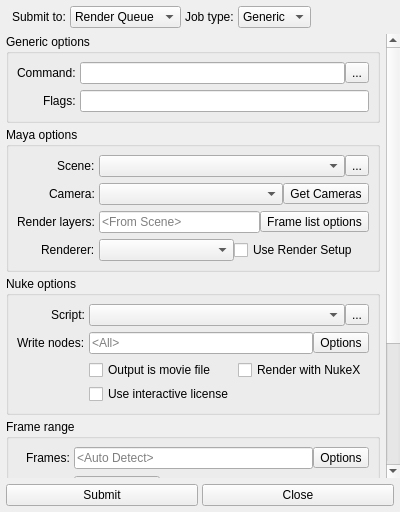
This is core/ui/render_submit_ui.ui in mjbonnington/icarus-gps as Qt 5 draws it before an edit. The edited form follows.
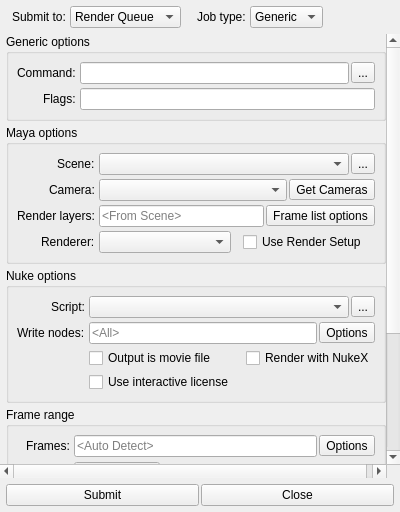
This is the edited form. Icons and pictures are not drawn.

Commit message: Tweaked render submitter UI

The edit to the form file:
```diff
--- a/core/ui/render_submit_ui.ui
+++ b/core/ui/render_submit_ui.ui
@@ -36,12 +36,6 @@
     </property>
     <item>
      <widget class="QFrame" name="header_frame">
-      <property name="frameShape">
-       <enum>QFrame::NoFrame</enum>
-      </property>
-      <property name="frameShadow">
-       <enum>QFrame::Plain</enum>
-      </property>
       <property name="lineWidth">
        <number>0</number>
       </property>
@@ -61,16 +55,6 @@
        <property name="spacing">
         <number>4</number>
        </property>
-       <item row="0" column="2">
-        <widget class="QLabel" name="jobType_label">
-         <property name="text">
-          <string>Job type:</string>
-         </property>
-         <property name="buddy">
-          <cstring>jobType_comboBox</cstring>
-         </property>
-        </widget>
-       </item>
        <item row="0" column="1">
         <widget class="QComboBox" name="submitTo_comboBox">
          <property name="sizePolicy">
@@ -91,6 +75,16 @@
          </item>
         </widget>
        </item>
+       <item row="0" column="3">
+        <widget class="QLabel" name="jobType_label">
+         <property name="text">
+          <string>Job type:</string>
+         </property>
+         <property name="buddy">
+          <cstring>jobType_comboBox</cstring>
+         </property>
+        </widget>
+       </item>
        <item row="0" column="0">
         <widget class="QLabel" name="submitTo_label">
          <property name="text">
@@ -101,7 +95,7 @@
          </property>
         </widget>
        </item>
-       <item row="0" column="3">
+       <item row="0" column="4">
         <widget class="QComboBox" name="jobType_comboBox">
          <property name="sizePolicy">
           <sizepolicy hsizetype="Maximum" vsizetype="Fixed">
@@ -126,8 +120,8 @@
          </item>
         </widget>
        </item>
-       <item row="0" column="4">
-        <spacer name="header_horizontalSpacer">
+       <item row="0" column="5">
+        <spacer name="header_horizontalSpacer2">
          <property name="orientation">
           <enum>Qt::Horizontal</enum>
          </property>
@@ -139,11 +133,27 @@
          </property>
         </spacer>
        </item>
+       <item row="0" column="2">
+        <spacer name="header_horizontalSpacer1">
+         <property name="orientation">
+          <enum>Qt::Horizontal</enum>
+         </property>
+         <property name="sizeType">
+          <enum>QSizePolicy::Fixed</enum>
+         </property>
+         <property name="sizeHint" stdset="0">
+          <size>
+           <width>12</width>
+           <height>20</height>
+          </size>
+         </property>
+        </spacer>
+       </item>
       </layout>
      </widget>
     </item>
     <item>
-     <widget class="QScrollArea" name="submitOptions_scrollArea">
+     <widget class="QScrollArea" name="settings_scrollArea">
       <property name="frameShape">
        <enum>QFrame::NoFrame</enum>
       </property>
@@ -162,13 +172,13 @@
       <property name="noBackground" stdset="0">
        <bool>true</bool>
       </property>
-      <widget class="QWidget" name="submitOptions_scrollAreaWidgetContents">
+      <widget class="QWidget" name="settings_scrollAreaWidgetContents">
        <property name="geometry">
         <rect>
          <x>0</x>
-         <y>0</y>
+         <y>-101</y>
          <width>383</width>
-         <height>596</height>
+         <height>546</height>
         </rect>
        </property>
        <property name="noBackground" stdset="0">
@@ -215,7 +225,7 @@
             <number>4</number>
            </property>
            <property name="verticalSpacing">
-            <number>6</number>
+            <number>4</number>
            </property>
            <property name="leftMargin">
             <number>8</number>
@@ -234,13 +244,36 @@
              <property name="text">
               <string>Command:</string>
              </property>
-             <property name="buddy">
-              <cstring>command_lineEdit</cstring>
+            </widget>
+           </item>
+           <item row="1" column="0">
+            <widget class="QLabel" name="flags_label">
+             <property name="text">
+              <string>Flags:</string>
              </property>
             </widget>
            </item>
            <item row="0" column="1">
+            <widget class="QFrame" name="command_frame">
+             <property name="lineWidth">
+              <number>0</number>
+             </property>
             <layout class="QHBoxLayout" name="command_horizontalLayout">
+              <property name="spacing">
+               <number>2</number>
+              </property>
+              <property name="leftMargin">
+               <number>0</number>
+              </property>
+              <property name="topMargin">
+               <number>0</number>
+              </property>
+              <property name="rightMargin">
+               <number>0</number>
+              </property>
+              <property name="bottomMargin">
+               <number>0</number>
+              </property>
              <item>
               <widget class="QLineEdit" name="command_lineEdit">
                <property name="toolTip">
@@ -260,10 +293,9 @@
                 <string>...</string>
                </property>
                <property name="icon">
-                <iconset>
-                 <normalon>:/rsc/rsc/icon_folder.png</normalon>
-                 <disabledon>:/rsc/rsc/icon_folder_disabled.png</disabledon>
-                </iconset>
+                 <iconset resource="rsc.qrc">
+                  <normaloff>:/rsc/rsc/icon_folder.png</normaloff>
+                  <disabledoff>:/rsc/rsc/icon_folder_disabled.png</disabledoff>:/rsc/rsc/icon_folder.png</iconset>
                </property>
                <property name="iconSize">
                 <size>
@@ -280,19 +312,29 @@
               </widget>
              </item>
             </layout>
-           </item>
-           <item row="1" column="0">
-            <widget class="QLabel" name="flags_label">
-             <property name="text">
-              <string>Flags:</string>
-             </property>
-             <property name="buddy">
-              <cstring>flags_lineEdit</cstring>
-             </property>
             </widget>
            </item>
            <item row="1" column="1">
+            <widget class="QFrame" name="flags_frame">
+             <property name="lineWidth">
+              <number>0</number>
+             </property>
             <layout class="QHBoxLayout" name="flags_horizontalLayout">
+              <property name="spacing">
+               <number>2</number>
+              </property>
+              <property name="leftMargin">
+               <number>0</number>
+              </property>
+              <property name="topMargin">
+               <number>0</number>
+              </property>
+              <property name="rightMargin">
+               <number>0</number>
+              </property>
+              <property name="bottomMargin">
+               <number>0</number>
+              </property>
              <item>
               <widget class="QLineEdit" name="flags_lineEdit">
                <property name="toolTip">
@@ -307,6 +349,7 @@
               </widget>
              </item>
             </layout>
+            </widget>
            </item>
           </layout>
          </widget>
@@ -339,7 +382,7 @@
             <number>4</number>
            </property>
            <property name="verticalSpacing">
-            <number>6</number>
+            <number>4</number>
            </property>
            <property name="leftMargin">
             <number>8</number>
@@ -358,13 +401,50 @@
              <property name="text">
               <string>Scene:</string>
              </property>
-             <property name="buddy">
-              <cstring>mayaScene_comboBox</cstring>
+            </widget>
+           </item>
+           <item row="1" column="0">
+            <widget class="QLabel" name="camera_label">
+             <property name="text">
+              <string>Camera:</string>
+             </property>
+            </widget>
+           </item>
+           <item row="2" column="0">
+            <widget class="QLabel" name="layers_label">
+             <property name="text">
+              <string>Render layers:</string>
+             </property>
+            </widget>
+           </item>
+           <item row="3" column="0">
+            <widget class="QLabel" name="renderer_label">
+             <property name="text">
+              <string>Renderer:</string>
              </property>
             </widget>
            </item>
            <item row="0" column="1">
+            <widget class="QFrame" name="mayaScene_frame">
+             <property name="lineWidth">
+              <number>0</number>
+             </property>
             <layout class="QHBoxLayout" name="mayaScene_horizontalLayout">
+              <property name="spacing">
+               <number>2</number>
+              </property>
+              <property name="leftMargin">
+               <number>0</number>
+              </property>
+              <property name="topMargin">
+               <number>0</number>
+              </property>
+              <property name="rightMargin">
+               <number>0</number>
+              </property>
+              <property name="bottomMargin">
+               <number>0</number>
+              </property>
              <item>
               <widget class="QComboBox" name="mayaScene_comboBox">
                <property name="sizePolicy">
@@ -390,10 +470,9 @@
                 <string>...</string>
                </property>
                <property name="icon">
-                <iconset>
-                 <normalon>:/rsc/rsc/icon_folder.png</normalon>
-                 <disabledon>:/rsc/rsc/icon_folder_disabled.png</disabledon>
-                </iconset>
+                 <iconset resource="rsc.qrc">
+                  <normaloff>:/rsc/rsc/icon_folder.png</normaloff>
+                  <disabledoff>:/rsc/rsc/icon_folder_disabled.png</disabledoff>:/rsc/rsc/icon_folder.png</iconset>
                </property>
                <property name="iconSize">
                 <size>
@@ -410,19 +489,29 @@
               </widget>
              </item>
             </layout>
-           </item>
-           <item row="1" column="0">
-            <widget class="QLabel" name="camera_label">
-             <property name="text">
-              <string>Camera:</string>
-             </property>
-             <property name="buddy">
-              <cstring>camera_comboBox</cstring>
-             </property>
             </widget>
            </item>
            <item row="1" column="1">
+            <widget class="QFrame" name="camera_frame">
+             <property name="lineWidth">
+              <number>0</number>
+             </property>
             <layout class="QHBoxLayout" name="camera_horizontalLayout">
+              <property name="spacing">
+               <number>2</number>
+              </property>
+              <property name="leftMargin">
+               <number>0</number>
+              </property>
+              <property name="topMargin">
+               <number>0</number>
+              </property>
+              <property name="rightMargin">
+               <number>0</number>
+              </property>
+              <property name="bottomMargin">
+               <number>0</number>
+              </property>
              <item>
               <widget class="QComboBox" name="camera_comboBox">
                <property name="sizePolicy">
@@ -470,19 +559,29 @@
               </widget>
              </item>
             </layout>
-           </item>
-           <item row="2" column="0">
-            <widget class="QLabel" name="layers_label">
-             <property name="text">
-              <string>Render layers:</string>
-             </property>
-             <property name="buddy">
-              <cstring>layers_lineEdit</cstring>
-             </property>
             </widget>
            </item>
            <item row="2" column="1">
+            <widget class="QFrame" name="layers_frame">
+             <property name="lineWidth">
+              <number>0</number>
+             </property>
             <layout class="QHBoxLayout" name="layers_horizontalLayout">
+              <property name="spacing">
+               <number>2</number>
+              </property>
+              <property name="leftMargin">
+               <number>0</number>
+              </property>
+              <property name="topMargin">
+               <number>0</number>
+              </property>
+              <property name="rightMargin">
+               <number>0</number>
+              </property>
+              <property name="bottomMargin">
+               <number>0</number>
+              </property>
              <item>
               <widget class="QLineEdit" name="layers_lineEdit">
                <property name="toolTip">
@@ -536,19 +635,29 @@
               </widget>
              </item>
             </layout>
-           </item>
-           <item row="3" column="0">
-            <widget class="QLabel" name="renderer_label">
-             <property name="text">
-              <string>Renderer:</string>
-             </property>
-             <property name="buddy">
-              <cstring>renderer_comboBox</cstring>
-             </property>
             </widget>
            </item>
            <item row="3" column="1">
+            <widget class="QFrame" name="renderer_frame">
+             <property name="lineWidth">
+              <number>0</number>
+             </property>
             <layout class="QHBoxLayout" name="renderer_horizontalLayout">
+              <property name="spacing">
+               <number>12</number>
+              </property>
+              <property name="leftMargin">
+               <number>0</number>
+              </property>
+              <property name="topMargin">
+               <number>0</number>
+              </property>
+              <property name="rightMargin">
+               <number>0</number>
+              </property>
+              <property name="bottomMargin">
+               <number>0</number>
+              </property>
              <item>
               <widget class="QComboBox" name="renderer_comboBox">
                <property name="xmlTag" stdset="0">
@@ -610,6 +719,7 @@
               </widget>
              </item>
             </layout>
+            </widget>
            </item>
           </layout>
          </widget>
@@ -642,7 +752,7 @@
             <number>4</number>
            </property>
            <property name="verticalSpacing">
-            <number>6</number>
+            <number>4</number>
            </property>
            <property name="leftMargin">
             <number>8</number>
@@ -661,13 +771,103 @@
              <property name="text">
               <string>Write nodes:</string>
              </property>
-             <property name="buddy">
-              <cstring>writeNodes_lineEdit</cstring>
+            </widget>
+           </item>
+           <item row="0" column="0">
+            <widget class="QLabel" name="nukeScript_label">
+             <property name="text">
+              <string>Script:</string>
              </property>
             </widget>
            </item>
+           <item row="0" column="1">
+            <widget class="QFrame" name="nukeScript_frame">
+             <property name="lineWidth">
+              <number>0</number>
+             </property>
+             <layout class="QHBoxLayout" name="nukeScript_horizontalLayout">
+              <property name="spacing">
+               <number>2</number>
+              </property>
+              <property name="leftMargin">
+               <number>0</number>
+              </property>
+              <property name="topMargin">
+               <number>0</number>
+              </property>
+              <property name="rightMargin">
+               <number>0</number>
+              </property>
+              <property name="bottomMargin">
+               <number>0</number>
+              </property>
+              <item>
+               <widget class="QComboBox" name="nukeScript_comboBox">
+                <property name="sizePolicy">
+                 <sizepolicy hsizetype="Expanding" vsizetype="Fixed">
+                  <horstretch>0</horstretch>
+                  <verstretch>0</verstretch>
+                 </sizepolicy>
+                </property>
+                <property name="editable">
+                 <bool>false</bool>
+                </property>
+                <property name="maxCount">
+                 <number>10</number>
+                </property>
+                <property name="insertPolicy">
+                 <enum>QComboBox::InsertAtTop</enum>
+                </property>
+               </widget>
+              </item>
+              <item>
+               <widget class="QToolButton" name="nukeScriptBrowse_toolButton">
+                <property name="text">
+                 <string>...</string>
+                </property>
+                <property name="icon">
+                 <iconset resource="rsc.qrc">
+                  <normaloff>:/rsc/rsc/icon_folder.png</normaloff>
+                  <disabledoff>:/rsc/rsc/icon_folder_disabled.png</disabledoff>:/rsc/rsc/icon_folder.png</iconset>
+                </property>
+                <property name="iconSize">
+                 <size>
+                  <width>15</width>
+                  <height>15</height>
+                 </size>
+                </property>
+                <property name="toolButtonStyle">
+                 <enum>Qt::ToolButtonIconOnly</enum>
+                </property>
+                <property name="noBackground" stdset="0">
+                 <bool>false</bool>
+                </property>
+               </widget>
+              </item>
+             </layout>
+            </widget>
+           </item>
            <item row="1" column="1">
+            <widget class="QFrame" name="writeNodes_frame">
+             <property name="lineWidth">
+              <number>0</number>
+             </property>
             <layout class="QHBoxLayout" name="writeNodes_horizontalLayout">
+              <property name="spacing">
+               <number>2</number>
+              </property>
+              <property name="leftMargin">
+               <number>0</number>
+              </property>
+              <property name="topMargin">
+               <number>0</number>
+              </property>
+              <property name="rightMargin">
+               <number>0</number>
+              </property>
+              <property name="bottomMargin">
+               <number>0</number>
+              </property>
              <item>
               <widget class="QLineEdit" name="writeNodes_lineEdit">
                <property name="toolTip">
@@ -721,8 +921,13 @@
               </widget>
              </item>
             </layout>
+            </widget>
            </item>
            <item row="2" column="1">
+            <widget class="QFrame" name="nukeOptions_frame">
+             <property name="lineWidth">
+              <number>0</number>
+             </property>
             <layout class="QGridLayout" name="nukeOptions_gridLayout">
              <property name="leftMargin">
               <number>0</number>
@@ -736,7 +941,10 @@
              <property name="bottomMargin">
               <number>0</number>
              </property>
-             <property name="spacing">
+              <property name="horizontalSpacing">
+               <number>12</number>
+              </property>
+              <property name="verticalSpacing">
               <number>4</number>
              </property>
              <item row="0" column="1">
@@ -757,6 +965,9 @@
                <property name="text">
                 <string>Output is movie file</string>
                </property>
+                <property name="tristate">
+                 <bool>false</bool>
+                </property>
                <property name="xmlTag" stdset="0">
                 <string>isMovie</string>
                </property>
@@ -773,65 +984,8 @@
               </widget>
              </item>
             </layout>
-           </item>
-           <item row="0" column="0">
-            <widget class="QLabel" name="nukeScript_label">
-             <property name="text">
-              <string>Script:</string>
-             </property>
-             <property name="buddy">
-              <cstring>nukeScript_comboBox</cstring>
-             </property>
             </widget>
            </item>
-           <item row="0" column="1">
-            <layout class="QHBoxLayout" name="nukeScript_horizontalLayout">
-             <item>
-              <widget class="QComboBox" name="nukeScript_comboBox">
-               <property name="sizePolicy">
-                <sizepolicy hsizetype="Expanding" vsizetype="Fixed">
-                 <horstretch>0</horstretch>
-                 <verstretch>0</verstretch>
-                </sizepolicy>
-               </property>
-               <property name="editable">
-                <bool>false</bool>
-               </property>
-               <property name="maxCount">
-                <number>10</number>
-               </property>
-               <property name="insertPolicy">
-                <enum>QComboBox::InsertAtTop</enum>
-               </property>
-              </widget>
-             </item>
-             <item>
-              <widget class="QToolButton" name="nukeScriptBrowse_toolButton">
-               <property name="text">
-                <string>...</string>
-               </property>
-               <property name="icon">
-                <iconset>
-                 <normalon>:/rsc/rsc/icon_folder.png</normalon>
-                 <disabledon>:/rsc/rsc/icon_folder_disabled.png</disabledon>
-                </iconset>
-               </property>
-               <property name="iconSize">
-                <size>
-                 <width>15</width>
-                 <height>15</height>
-                </size>
-               </property>
-               <property name="toolButtonStyle">
-                <enum>Qt::ToolButtonIconOnly</enum>
-               </property>
-               <property name="noBackground" stdset="0">
-                <bool>false</bool>
-               </property>
-              </widget>
-             </item>
-            </layout>
-           </item>
           </layout>
          </widget>
         </item>
@@ -863,7 +1017,7 @@
             <number>4</number>
            </property>
            <property name="verticalSpacing">
-            <number>6</number>
+            <number>4</number>
            </property>
            <property name="leftMargin">
             <number>8</number>
@@ -882,13 +1036,36 @@
              <property name="text">
               <string>Frames:</string>
              </property>
-             <property name="buddy">
-              <cstring>frames_lineEdit</cstring>
+            </widget>
+           </item>
+           <item row="1" column="0">
+            <widget class="QLabel" name="taskSize_label">
+             <property name="text">
+              <string>Task size:</string>
              </property>
             </widget>
            </item>
            <item row="0" column="1">
+            <widget class="QFrame" name="frames_frame">
+             <property name="lineWidth">
+              <number>0</number>
+             </property>
             <layout class="QHBoxLayout" name="frames_horizontalLayout">
+              <property name="spacing">
+               <number>2</number>
+              </property>
+              <property name="leftMargin">
+               <number>0</number>
+              </property>
+              <property name="topMargin">
+               <number>0</number>
+              </property>
+              <property name="rightMargin">
+               <number>0</number>
+              </property>
+              <property name="bottomMargin">
+               <number>0</number>
+              </property>
              <item>
               <widget class="QLineEdit" name="frames_lineEdit">
                <property name="toolTip">
@@ -942,19 +1119,29 @@
               </widget>
              </item>
             </layout>
-           </item>
-           <item row="1" column="0">
-            <widget class="QLabel" name="taskSize_label">
-             <property name="text">
-              <string>Task size:</string>
-             </property>
-             <property name="buddy">
-              <cstring>taskSize_spinBox</cstring>
-             </property>
             </widget>
            </item>
            <item row="1" column="1">
+            <widget class="QFrame" name="taskSize_frame">
+             <property name="lineWidth">
+              <number>0</number>
+             </property>
             <layout class="QHBoxLayout" name="taskSize_horizontalLayout">
+              <property name="spacing">
+               <number>6</number>
+              </property>
+              <property name="leftMargin">
+               <number>0</number>
+              </property>
+              <property name="topMargin">
+               <number>0</number>
+              </property>
+              <property name="rightMargin">
+               <number>0</number>
+              </property>
+              <property name="bottomMargin">
+               <number>0</number>
+              </property>
              <item>
               <widget class="QSpinBox" name="taskSize_spinBox">
                <property name="toolTip">
@@ -1000,6 +1187,7 @@
               </widget>
              </item>
             </layout>
+            </widget>
            </item>
           </layout>
          </widget>
@@ -1029,7 +1217,7 @@
             <number>4</number>
            </property>
            <property name="verticalSpacing">
-            <number>6</number>
+            <number>4</number>
            </property>
            <property name="leftMargin">
             <number>8</number>
@@ -1048,13 +1236,50 @@
              <property name="text">
               <string>Priority:</string>
              </property>
-             <property name="buddy">
-              <cstring>priority_spinBox</cstring>
+            </widget>
+           </item>
+           <item row="3" column="0">
+            <widget class="QLabel" name="comment_label">
+             <property name="text">
+              <string>Comment:</string>
+             </property>
+            </widget>
+           </item>
+           <item row="0" column="0">
+            <widget class="QLabel" name="pool_label">
+             <property name="text">
+              <string>Pool:</string>
+             </property>
+            </widget>
+           </item>
+           <item row="1" column="0">
+            <widget class="QLabel" name="group_label">
+             <property name="text">
+              <string>Group:</string>
              </property>
             </widget>
            </item>
            <item row="2" column="1">
+            <widget class="QFrame" name="priority_frame">
+             <property name="lineWidth">
+              <number>0</number>
+             </property>
             <layout class="QHBoxLayout" name="priority_horizontalLayout">
+              <property name="spacing">
+               <number>6</number>
+              </property>
+              <property name="leftMargin">
+               <number>0</number>
+              </property>
+              <property name="topMargin">
+               <number>0</number>
+              </property>
+              <property name="rightMargin">
+               <number>0</number>
+              </property>
+              <property name="bottomMargin">
+               <number>0</number>
+              </property>
              <item>
               <widget class="QSpinBox" name="priority_spinBox">
                <property name="toolTip">
@@ -1100,19 +1325,29 @@
               </widget>
              </item>
             </layout>
-           </item>
-           <item row="3" column="0">
-            <widget class="QLabel" name="comment_label">
-             <property name="text">
-              <string>Comment:</string>
-             </property>
-             <property name="buddy">
-              <cstring>comment_lineEdit</cstring>
-             </property>
             </widget>
            </item>
            <item row="3" column="1">
+            <widget class="QFrame" name="comment_frame">
+             <property name="lineWidth">
+              <number>0</number>
+             </property>
             <layout class="QHBoxLayout" name="comment_horizontalLayout">
+              <property name="spacing">
+               <number>2</number>
+              </property>
+              <property name="leftMargin">
+               <number>0</number>
+              </property>
+              <property name="topMargin">
+               <number>0</number>
+              </property>
+              <property name="rightMargin">
+               <number>0</number>
+              </property>
+              <property name="bottomMargin">
+               <number>0</number>
+              </property>
              <item>
               <widget class="QLineEdit" name="comment_lineEdit">
                <property name="toolTip">
@@ -1127,29 +1362,29 @@
               </widget>
              </item>
             </layout>
-           </item>
-           <item row="0" column="0">
-            <widget class="QLabel" name="pool_label">
-             <property name="text">
-              <string>Pool:</string>
-             </property>
-             <property name="buddy">
-              <cstring>pool_comboBox</cstring>
-             </property>
-            </widget>
-           </item>
-           <item row="1" column="0">
-            <widget class="QLabel" name="group_label">
-             <property name="text">
-              <string>Group:</string>
-             </property>
-             <property name="buddy">
-              <cstring>group_comboBox</cstring>
-             </property>
             </widget>
            </item>
            <item row="0" column="1">
+            <widget class="QFrame" name="pool_frame">
+             <property name="lineWidth">
+              <number>0</number>
+             </property>
             <layout class="QHBoxLayout" name="pool_horizontalLayout">
+              <property name="spacing">
+               <number>2</number>
+              </property>
+              <property name="leftMargin">
+               <number>0</number>
+              </property>
+              <property name="topMargin">
+               <number>0</number>
+              </property>
+              <property name="rightMargin">
+               <number>0</number>
+              </property>
+              <property name="bottomMargin">
+               <number>0</number>
+              </property>
              <item>
               <widget class="QComboBox" name="pool_comboBox">
                <property name="sizePolicy">
@@ -1197,9 +1432,29 @@
               </widget>
              </item>
             </layout>
+            </widget>
            </item>
            <item row="1" column="1">
+            <widget class="QFrame" name="group_frame">
+             <property name="lineWidth">
+              <number>0</number>
+             </property>
             <layout class="QHBoxLayout" name="group_horizontalLayout">
+              <property name="spacing">
+               <number>2</number>
+              </property>
+              <property name="leftMargin">
+               <number>0</number>
+              </property>
+              <property name="topMargin">
+               <number>0</number>
+              </property>
+              <property name="rightMargin">
+               <number>0</number>
+              </property>
+              <property name="bottomMargin">
+               <number>0</number>
+              </property>
              <item>
               <widget class="QComboBox" name="group_comboBox">
                <property name="sizePolicy">
@@ -1247,6 +1502,7 @@
               </widget>
              </item>
             </layout>
+            </widget>
            </item>
           </layout>
          </widget>
@@ -1269,9 +1525,13 @@
      </widget>
     </item>
     <item>
+     <widget class="QFrame" name="buttonBox_frame">
+      <property name="lineWidth">
+       <number>0</number>
+      </property>
      <layout class="QHBoxLayout" name="buttonBox_horizontalLayout">
       <property name="spacing">
-       <number>4</number>
+        <number>2</number>
       </property>
       <property name="leftMargin">
        <number>6</number>
@@ -1306,6 +1566,7 @@
        </widget>
       </item>
      </layout>
+     </widget>
     </item>
    </layout>
   </widget>
```
Left out of the diff: 82 changed lines with no effect on the pictures. Lines whose indentation alone changed are shown as unchanged. The commit also changes 2 other files.
